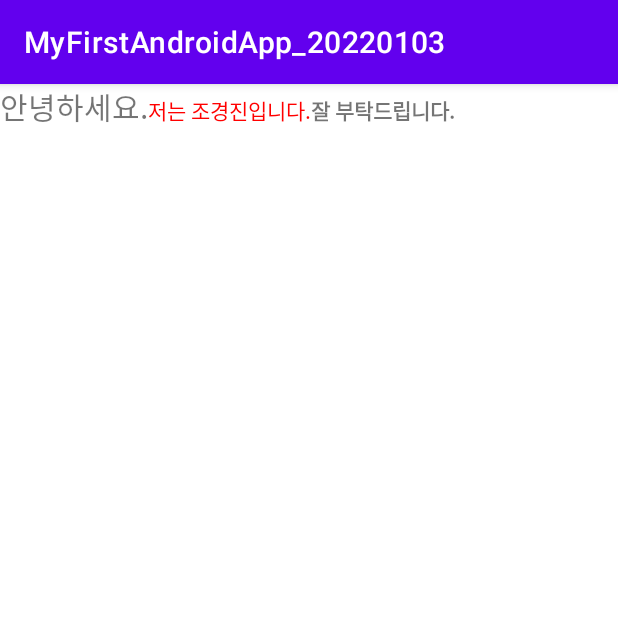
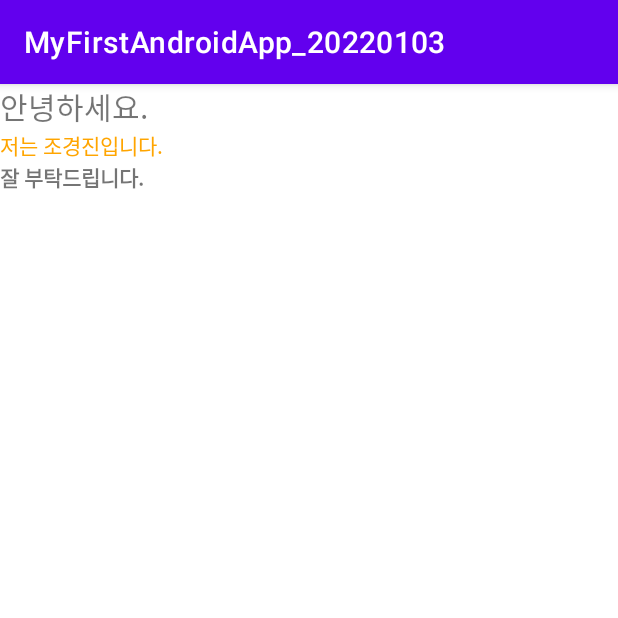
Before and after one commit to nepp-plus/MyFirstAndroidApp_20220103, an Android app: the screen it shows after launch (MainActivity), on a phone screen of 412 x 824 dp, the top half of it. Run offline under Robolectric (Android 15) with nearby library versions, the phone set to English and light mode, and no system bars.

Commit message:
LinearLayout - 줄 세우는 방향, 세로 변경

```diff
--- a/app/src/main/res/layout/activity_main.xml
+++ b/app/src/main/res/layout/activity_main.xml
@@ -5,6 +5,7 @@
     xmlns:app="http://schemas.android.com/apk/res-auto"
     android:layout_width="match_parent"
     android:layout_height="match_parent"
+    android:orientation="vertical"
     tools:context=".MainActivity">
 
     <TextView
@@ -16,7 +17,7 @@
     <TextView
         android:layout_width="wrap_content"
         android:layout_height="wrap_content"
-        android:textColor="#FF0000"
+        android:textColor="#FFA500"
         android:text="저는 조경진입니다." />
 
     <TextView
```
